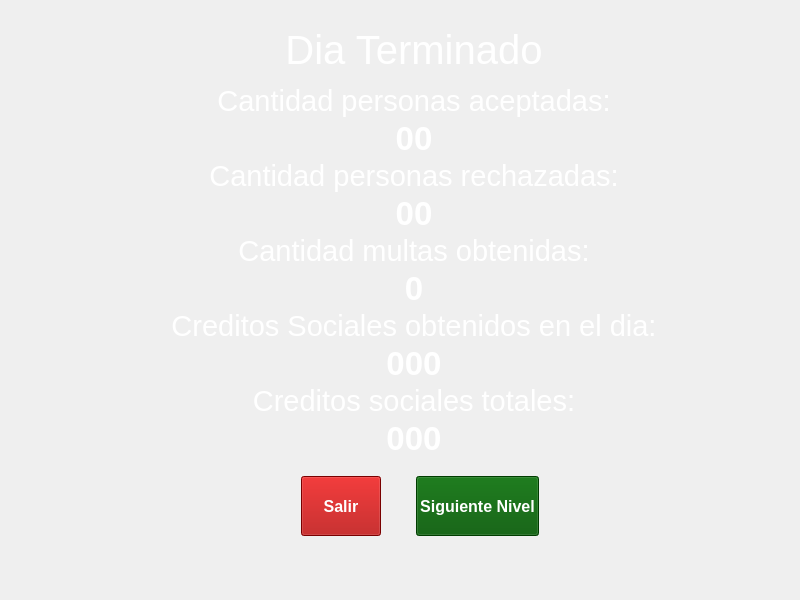
Old version of the form PantallaFinal/pantallafinalnivel.ui in the repository 0tomi/POO-TP.
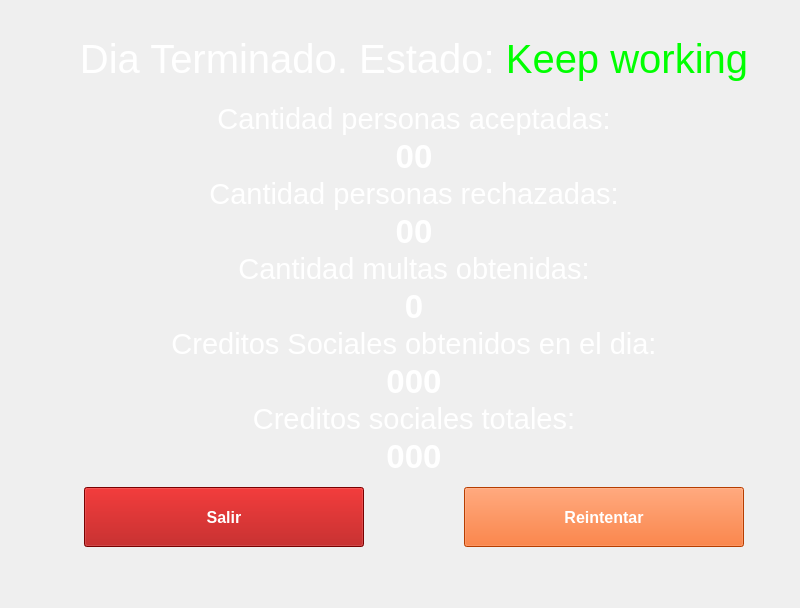
New version of the form. Icons and pictures are not drawn.

```diff
--- a/PantallaFinal/pantallafinalnivel.ui
+++ b/PantallaFinal/pantallafinalnivel.ui
@@ -7,7 +7,7 @@
     <x>0</x>
     <y>0</y>
     <width>800</width>
-    <height>600</height>
+    <height>608</height>
    </rect>
   </property>
   <property name="minimumSize">
@@ -65,10 +65,53 @@
        <number>50</number>
       </property>
       <item>
-       <widget class="QWidget" name="titulos" native="true">
-        <layout class="QHBoxLayout" name="horizontalLayout">
+       <widget class="QStackedWidget" name="Titulos">
+        <property name="maximumSize">
+         <size>
+          <width>1920</width>
+          <height>200</height>
+         </size>
+        </property>
+        <property name="layoutDirection">
+         <enum>Qt::LeftToRight</enum>
+        </property>
+        <widget class="QWidget" name="Gano">
+         <property name="sizePolicy">
+          <sizepolicy hsizetype="Expanding" vsizetype="Expanding">
+           <horstretch>0</horstretch>
+           <verstretch>0</verstretch>
+          </sizepolicy>
+         </property>
+         <property name="minimumSize">
+          <size>
+           <width>4</width>
+           <height>0</height>
+          </size>
+         </property>
+         <property name="maximumSize">
+          <size>
+           <width>16777215</width>
+           <height>16777215</height>
+          </size>
+         </property>
+         <layout class="QVBoxLayout" name="verticalLayout_5">
+          <property name="leftMargin">
+           <number>9</number>
+          </property>
+          <property name="topMargin">
+           <number>0</number>
+          </property>
+          <property name="bottomMargin">
+           <number>0</number>
+          </property>
          <item>
           <widget class="QLabel" name="title">
+            <property name="sizePolicy">
+             <sizepolicy hsizetype="Expanding" vsizetype="Expanding">
+              <horstretch>0</horstretch>
+              <verstretch>0</verstretch>
+             </sizepolicy>
+            </property>
            <property name="font">
             <font>
              <family>MS Sans Serif</family>
@@ -76,7 +119,7 @@
             </font>
            </property>
            <property name="text">
-            <string>Dia Terminado</string>
+             <string>&lt;html&gt;&lt;head/&gt;&lt;body&gt;&lt;p&gt;Dia Terminado. Estado: &lt;span style=&quot; color:#00ff00;&quot;&gt;Keep working&lt;/span&gt;&lt;/p&gt;&lt;/body&gt;&lt;/html&gt;</string>
            </property>
            <property name="alignment">
             <set>Qt::AlignCenter</set>
@@ -84,6 +127,39 @@
           </widget>
          </item>
         </layout>
+        </widget>
+        <widget class="QWidget" name="Perdio">
+         <layout class="QVBoxLayout" name="verticalLayout_7">
+          <property name="topMargin">
+           <number>0</number>
+          </property>
+          <property name="bottomMargin">
+           <number>0</number>
+          </property>
+          <item>
+           <widget class="QLabel" name="title_2">
+            <property name="sizePolicy">
+             <sizepolicy hsizetype="Expanding" vsizetype="Expanding">
+              <horstretch>0</horstretch>
+              <verstretch>0</verstretch>
+             </sizepolicy>
+            </property>
+            <property name="font">
+             <font>
+              <family>MS Sans Serif</family>
+              <pointsize>30</pointsize>
+             </font>
+            </property>
+            <property name="text">
+             <string>&lt;html&gt;&lt;head/&gt;&lt;body&gt;&lt;p&gt;Dia Terminado. Estado: &lt;span style=&quot; color:#ff0000;&quot;&gt;Despedido&lt;/span&gt;&lt;/p&gt;&lt;/body&gt;&lt;/html&gt;</string>
+            </property>
+            <property name="alignment">
+             <set>Qt::AlignCenter</set>
+            </property>
+           </widget>
+          </item>
+         </layout>
+        </widget>
        </widget>
       </item>
       <item>
@@ -251,7 +327,7 @@
         </property>
        </widget>
       </item>
-      <item alignment="Qt::AlignHCenter">
+      <item>
        <widget class="QWidget" name="botones" native="true">
         <property name="sizePolicy">
          <sizepolicy hsizetype="Preferred" vsizetype="Expanding">
@@ -259,9 +335,15 @@
           <verstretch>0</verstretch>
          </sizepolicy>
         </property>
+        <property name="minimumSize">
+         <size>
+          <width>200</width>
+          <height>70</height>
+         </size>
+        </property>
         <property name="maximumSize">
          <size>
-          <width>600</width>
+          <width>1920</width>
           <height>110</height>
          </size>
         </property>
@@ -290,34 +372,34 @@
         </property>
         <layout class="QHBoxLayout" name="horizontalLayout_2">
          <property name="spacing">
-          <number>35</number>
+          <number>100</number>
          </property>
          <property name="leftMargin">
-          <number>35</number>
-         </property>
-         <property name="topMargin">
-          <number>4</number>
+          <number>50</number>
          </property>
          <property name="rightMargin">
-          <number>22</number>
+          <number>50</number>
          </property>
-         <property name="bottomMargin">
-          <number>0</number>
-         </property>
-         <item alignment="Qt::AlignHCenter">
+         <item>
           <widget class="QPushButton" name="salirBtn">
            <property name="enabled">
             <bool>true</bool>
            </property>
            <property name="sizePolicy">
-            <sizepolicy hsizetype="Preferred" vsizetype="Expanding">
+            <sizepolicy hsizetype="Expanding" vsizetype="Expanding">
              <horstretch>0</horstretch>
              <verstretch>0</verstretch>
             </sizepolicy>
            </property>
+           <property name="minimumSize">
+            <size>
+             <width>50</width>
+             <height>50</height>
+            </size>
+           </property>
            <property name="maximumSize">
             <size>
-             <width>300</width>
+             <width>960</width>
              <height>60</height>
             </size>
            </property>
@@ -356,6 +438,43 @@
           </widget>
          </item>
          <item>
+          <widget class="QStackedWidget" name="stackedWidget">
+           <property name="minimumSize">
+            <size>
+             <width>100</width>
+             <height>50</height>
+            </size>
+           </property>
+           <property name="maximumSize">
+            <size>
+             <width>960</width>
+             <height>16777215</height>
+            </size>
+           </property>
+           <property name="currentIndex">
+            <number>1</number>
+           </property>
+           <widget class="QWidget" name="Continuar">
+            <property name="minimumSize">
+             <size>
+              <width>50</width>
+              <height>50</height>
+             </size>
+            </property>
+            <layout class="QVBoxLayout" name="verticalLayout_3">
+             <property name="leftMargin">
+              <number>0</number>
+             </property>
+             <property name="topMargin">
+              <number>0</number>
+             </property>
+             <property name="rightMargin">
+              <number>0</number>
+             </property>
+             <property name="bottomMargin">
+              <number>0</number>
+             </property>
+             <item>
           <widget class="QPushButton" name="sigNivelBtn">
            <property name="sizePolicy">
             <sizepolicy hsizetype="Preferred" vsizetype="Expanding">
@@ -365,7 +484,7 @@
            </property>
            <property name="maximumSize">
             <size>
-             <width>300</width>
+                 <width>960</width>
              <height>60</height>
             </size>
            </property>
@@ -392,6 +511,84 @@
            <property name="text">
             <string>Siguiente Nivel</string>
            </property>
+              </widget>
+             </item>
+            </layout>
+           </widget>
+           <widget class="QWidget" name="Reintentar">
+            <layout class="QVBoxLayout" name="verticalLayout_4">
+             <property name="leftMargin">
+              <number>0</number>
+             </property>
+             <property name="topMargin">
+              <number>0</number>
+             </property>
+             <property name="rightMargin">
+              <number>0</number>
+             </property>
+             <property name="bottomMargin">
+              <number>0</number>
+             </property>
+             <item>
+              <widget class="QPushButton" name="salirBtn_2">
+               <property name="enabled">
+                <bool>true</bool>
+               </property>
+               <property name="sizePolicy">
+                <sizepolicy hsizetype="Preferred" vsizetype="Expanding">
+                 <horstretch>0</horstretch>
+                 <verstretch>0</verstretch>
+                </sizepolicy>
+               </property>
+               <property name="minimumSize">
+                <size>
+                 <width>50</width>
+                 <height>50</height>
+                </size>
+               </property>
+               <property name="maximumSize">
+                <size>
+                 <width>960</width>
+                 <height>60</height>
+                </size>
+               </property>
+               <property name="baseSize">
+                <size>
+                 <width>300</width>
+                 <height>60</height>
+                </size>
+               </property>
+               <property name="font">
+                <font>
+                 <family>MS Sans Serif</family>
+                 <pointsize>12</pointsize>
+                 <bold>true</bold>
+                </font>
+               </property>
+               <property name="cursor">
+                <cursorShape>PointingHandCursor</cursorShape>
+               </property>
+               <property name="styleSheet">
+                <string notr="true">color: rgb(255, 255, 255);
+background-color: rgb(255, 85, 0);
+alternate-background-color: rgb(0, 0, 0);</string>
+               </property>
+               <property name="text">
+                <string>Reintentar</string>
+               </property>
+               <property name="iconSize">
+                <size>
+                 <width>16</width>
+                 <height>16</height>
+                </size>
+               </property>
+               <property name="autoDefault">
+                <bool>false</bool>
+               </property>
+              </widget>
+             </item>
+            </layout>
+           </widget>
           </widget>
          </item>
         </layout>
```
Lines whose indentation alone changed are shown as unchanged.
